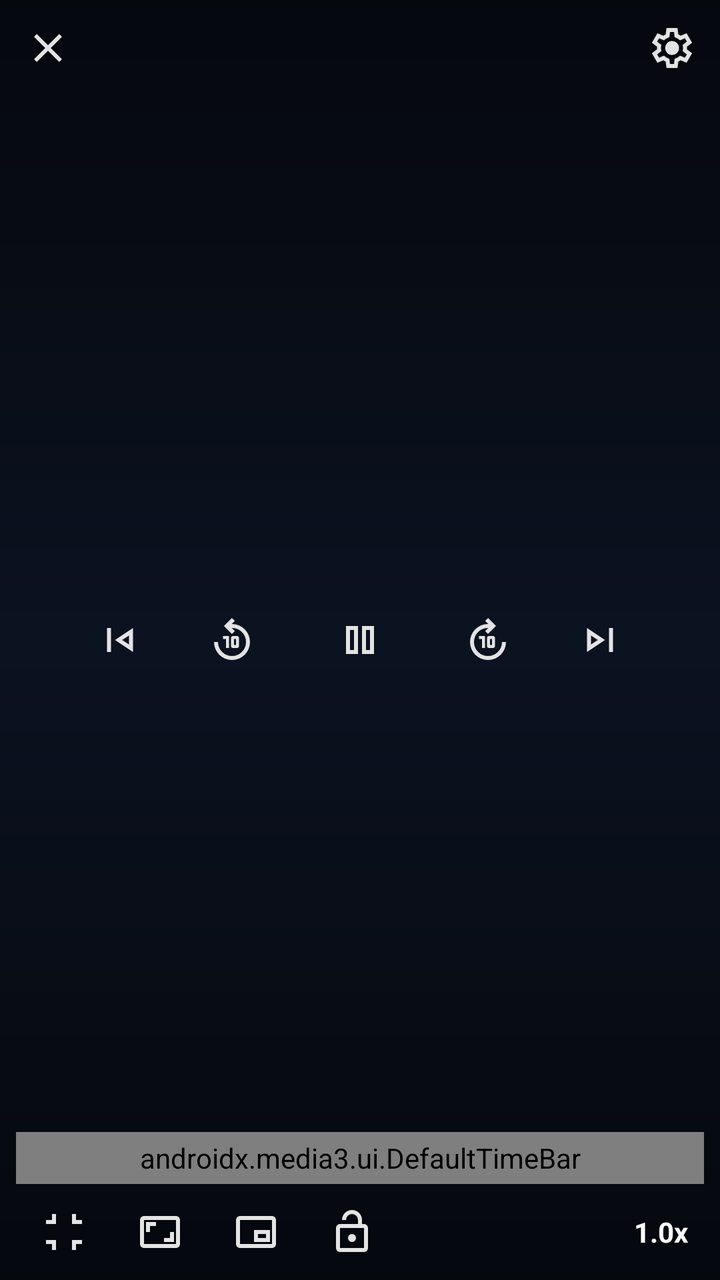
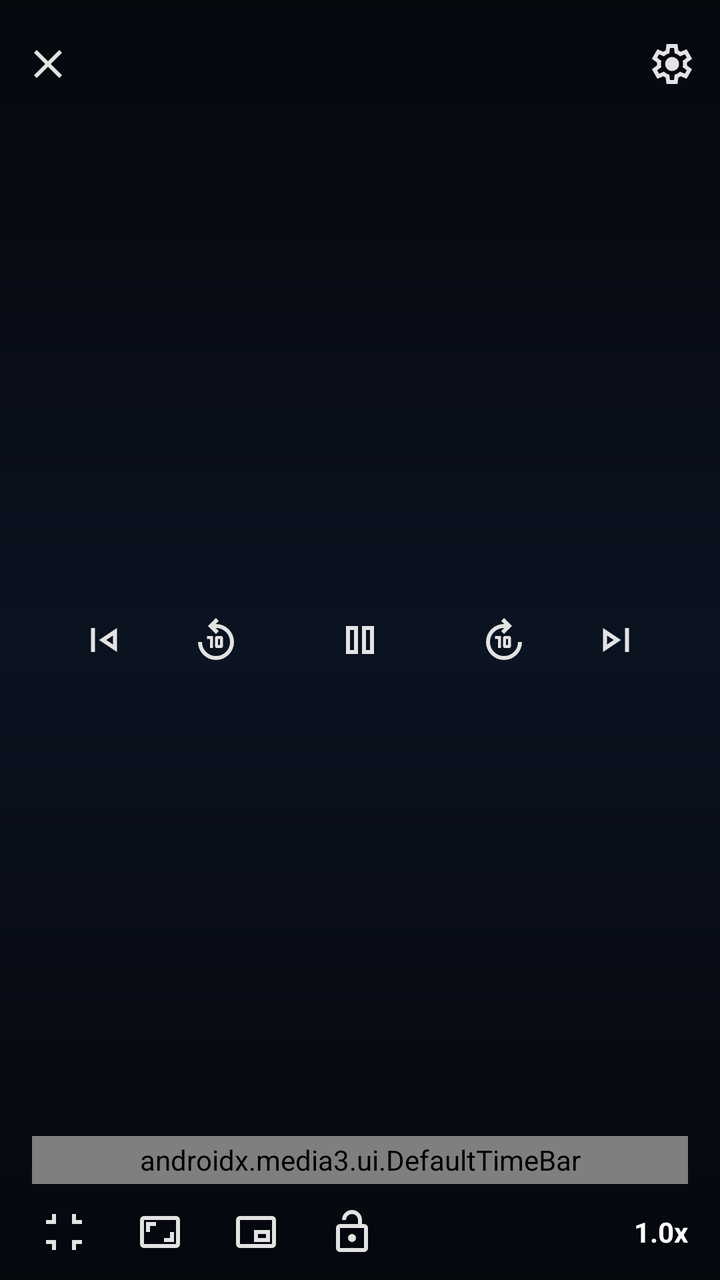

Screens rendered from an Android XML layout before and after an edit, with the pre-edit source and the edit as a unified diff.
<!-- AndroidManifest.xml: application theme Theme.NobiStream -->
<!-- res/layout/exo_player_control_view.xml -->
<?xml version="1.0" encoding="utf-8"?>
<androidx.constraintlayout.widget.ConstraintLayout xmlns:android="http://schemas.android.com/apk/res/android"
    xmlns:app="http://schemas.android.com/apk/res-auto"
    android:layout_width="match_parent"
    android:layout_height="match_parent"
    android:background="@drawable/player_controller_scrim">

    
    <ImageButton
        android:id="@+id/ctrlBack"
        android:layout_width="48dp"
        android:layout_height="48dp"
        android:background="?attr/selectableItemBackgroundBorderless"
        android:contentDescription="@string/player_close"
        android:src="@drawable/ic_close"
        app:layout_constraintStart_toStartOf="parent"
        app:layout_constraintTop_toTopOf="parent" />

    <TextView
        android:id="@+id/ctrlTitle"
        android:layout_width="0dp"
        android:layout_height="wrap_content"
        android:layout_marginStart="@dimen/spacing_8"
        android:layout_marginEnd="@dimen/spacing_8"
        android:ellipsize="end"
        android:maxLines="1"
        android:textColor="@color/text_primary"
        android:textSize="@dimen/text_body"
        android:textStyle="bold"
        app:layout_constraintBottom_toBottomOf="@id/ctrlBack"
        app:layout_constraintEnd_toStartOf="@id/ctrlOptions"
        app:layout_constraintStart_toEndOf="@id/ctrlBack"
        app:layout_constraintTop_toTopOf="@id/ctrlBack" />

    <ImageButton
        android:id="@+id/ctrlOptions"
        android:layout_width="48dp"
        android:layout_height="48dp"
        android:background="?attr/selectableItemBackgroundBorderless"
        android:contentDescription="@string/player_options"
        android:src="@drawable/ic_settings"
        app:layout_constraintEnd_toEndOf="parent"
        app:layout_constraintTop_toTopOf="parent" />

    
    <ImageButton
        android:id="@+id/ctrlPrev"
        android:layout_width="56dp"
        android:layout_height="56dp"
        android:background="?attr/selectableItemBackgroundBorderless"
        android:contentDescription="@string/player_previous"
        android:src="@drawable/ic_skip_previous"
        app:layout_constraintBottom_toBottomOf="parent"
        app:layout_constraintEnd_toStartOf="@id/ctrlRew"
        app:layout_constraintHorizontal_chainStyle="packed"
        app:layout_constraintStart_toStartOf="parent"
        app:layout_constraintTop_toTopOf="parent" />

    <ImageButton
        android:id="@+id/ctrlRew"
        android:layout_width="56dp"
        android:layout_height="56dp"
        android:background="?attr/selectableItemBackgroundBorderless"
        android:contentDescription="@string/player_rewind_10"
        android:src="@drawable/ic_replay_10"
        app:layout_constraintBottom_toBottomOf="parent"
        app:layout_constraintEnd_toStartOf="@id/ctrlPlayPause"
        app:layout_constraintStart_toEndOf="@id/ctrlPrev"
        app:layout_constraintTop_toTopOf="parent" />

    <ImageButton
        android:id="@+id/ctrlPlayPause"
        android:layout_width="72dp"
        android:layout_height="72dp"
        android:background="?attr/selectableItemBackgroundBorderless"
        android:contentDescription="@string/player_play_pause"
        android:src="@drawable/ic_pause"
        app:layout_constraintBottom_toBottomOf="parent"
        app:layout_constraintEnd_toStartOf="@id/ctrlFfwd"
        app:layout_constraintStart_toEndOf="@id/ctrlRew"
        app:layout_constraintTop_toTopOf="parent" />

    <ImageButton
        android:id="@+id/ctrlFfwd"
        android:layout_width="56dp"
        android:layout_height="56dp"
        android:background="?attr/selectableItemBackgroundBorderless"
        android:contentDescription="@string/player_forward_10"
        android:src="@drawable/ic_forward_10"
        app:layout_constraintBottom_toBottomOf="parent"
        app:layout_constraintEnd_toStartOf="@id/ctrlNext"
        app:layout_constraintStart_toEndOf="@id/ctrlPlayPause"
        app:layout_constraintTop_toTopOf="parent" />

    <ImageButton
        android:id="@+id/ctrlNext"
        android:layout_width="56dp"
        android:layout_height="56dp"
        android:background="?attr/selectableItemBackgroundBorderless"
        android:contentDescription="@string/player_next"
        android:src="@drawable/ic_skip_next"
        app:layout_constraintBottom_toBottomOf="parent"
        app:layout_constraintEnd_toEndOf="parent"
        app:layout_constraintStart_toEndOf="@id/ctrlFfwd"
        app:layout_constraintTop_toTopOf="parent" />

    
    <TextView
        android:id="@id/exo_position"
        android:layout_width="wrap_content"
        android:layout_height="wrap_content"
        android:layout_marginStart="@dimen/spacing_16"
        android:textColor="@color/text_primary"
        android:textSize="@dimen/text_caption"
        app:layout_constraintBottom_toTopOf="@id/exo_progress"
        app:layout_constraintStart_toStartOf="parent" />

    <TextView
        android:id="@id/exo_duration"
        android:layout_width="wrap_content"
        android:layout_height="wrap_content"
        android:layout_marginEnd="@dimen/spacing_16"
        android:textColor="@color/text_primary"
        android:textSize="@dimen/text_caption"
        app:layout_constraintBottom_toTopOf="@id/exo_progress"
        app:layout_constraintEnd_toEndOf="parent" />

    <androidx.media3.ui.DefaultTimeBar
        android:id="@id/exo_progress"
        android:layout_width="0dp"
        android:layout_height="26dp"
        android:layout_marginStart="@dimen/spacing_8"
        android:layout_marginEnd="@dimen/spacing_8"
        app:buffered_color="@color/text_disabled"
        app:played_color="@color/primary"
        app:scrubber_color="@color/primary"
        app:unplayed_color="@color/outline"
        app:layout_constraintBottom_toTopOf="@id/ctrlBottomRow"
        app:layout_constraintEnd_toEndOf="parent"
        app:layout_constraintStart_toStartOf="parent" />

    
    <LinearLayout
        android:id="@+id/ctrlBottomRow"
        android:layout_width="match_parent"
        android:layout_height="wrap_content"
        android:gravity="center_vertical"
        android:orientation="horizontal"
        android:paddingStart="@dimen/spacing_8"
        android:paddingEnd="@dimen/spacing_8"
        app:layout_constraintBottom_toBottomOf="parent"
        app:layout_constraintEnd_toEndOf="parent"
        app:layout_constraintStart_toStartOf="parent">

        <ImageButton
            android:id="@+id/ctrlFullscreen"
            android:layout_width="48dp"
            android:layout_height="48dp"
            android:background="?attr/selectableItemBackgroundBorderless"
            android:contentDescription="@string/player_fullscreen"
            android:src="@drawable/ic_fullscreen_exit" />

        <ImageButton
            android:id="@+id/ctrlAspect"
            android:layout_width="48dp"
            android:layout_height="48dp"
            android:background="?attr/selectableItemBackgroundBorderless"
            android:contentDescription="@string/player_aspect_ratio"
            android:src="@drawable/ic_aspect_ratio" />

        <ImageButton
            android:id="@+id/ctrlPip"
            android:layout_width="48dp"
            android:layout_height="48dp"
            android:background="?attr/selectableItemBackgroundBorderless"
            android:contentDescription="@string/player_pip"
            android:src="@drawable/ic_pip" />

        <ImageButton
            android:id="@+id/ctrlLock"
            android:layout_width="48dp"
            android:layout_height="48dp"
            android:background="?attr/selectableItemBackgroundBorderless"
            android:contentDescription="@string/player_lock"
            android:src="@drawable/ic_lock_open" />

        <View
            android:layout_width="0dp"
            android:layout_height="1dp"
            android:layout_weight="1" />

        <TextView
            android:id="@+id/ctrlSpeedLabel"
            android:layout_width="wrap_content"
            android:layout_height="wrap_content"
            android:padding="@dimen/spacing_8"
            android:text="1.0x"
            android:textColor="@color/text_primary"
            android:textSize="@dimen/text_body"
            android:textStyle="bold" />
    </LinearLayout>

</androidx.constraintlayout.widget.ConstraintLayout>
<!-- resources referenced by this layout -->
<resources>
  <color name="outline">#2E3D57</color>
  <color name="primary">#229ED9</color>
  <color name="text_disabled">#5B6B80</color>
  <dimen name="spacing_16">16dp</dimen>
  <dimen name="spacing_8">8dp</dimen>
  <dimen name="text_body">14sp</dimen>
  <dimen name="text_caption">12sp</dimen>
  <style name="Theme.NobiStream" parent="Theme.Material3.DayNight.NoActionBar">
          <item name="colorPrimary">@color/primary</item>
          <item name="colorPrimaryVariant">@color/primary_dark</item>
          <item name="colorOnPrimary">@color/text_primary</item>
          <item name="android:colorBackground">@color/background</item>
          <item name="colorSurface">@color/surface</item>
          <item name="colorOnSurface">@color/text_primary</item>
          <item name="colorError">@color/error</item>
          <item name="android:textColorPrimary">@color/text_primary</item>
          <item name="android:textColorSecondary">@color/text_secondary</item>
          <item name="android:windowAnimationStyle">@style/Theme.NobiStream.ActivityTransitions</item>
      </style>
  <color name="background">#0B1220</color>
  <color name="surface">#131C2E</color>
  <color name="error">#E5484D</color>
  <!-- unchanged entries left out for length: 27 -->
</resources>

<!-- the commit's change to res/layout/exo_player_control_view.xml (unified diff, before → after) -->
@@ -8,8 +8,9 @@
     
     <ImageButton
         android:id="@+id/ctrlBack"
-        android:layout_width="48dp"
-        android:layout_height="48dp"
+        android:layout_width="@dimen/icon_button_size"
+        android:layout_height="@dimen/icon_button_size"
+        android:layout_marginTop="@dimen/spacing_8"
         android:background="?attr/selectableItemBackgroundBorderless"
         android:contentDescription="@string/player_close"
         android:src="@drawable/ic_close"
@@ -34,8 +35,9 @@
 
     <ImageButton
         android:id="@+id/ctrlOptions"
-        android:layout_width="48dp"
-        android:layout_height="48dp"
+        android:layout_width="@dimen/icon_button_size"
+        android:layout_height="@dimen/icon_button_size"
+        android:layout_marginTop="@dimen/spacing_8"
         android:background="?attr/selectableItemBackgroundBorderless"
         android:contentDescription="@string/player_options"
         android:src="@drawable/ic_settings"
@@ -45,10 +47,11 @@
     
     <ImageButton
         android:id="@+id/ctrlPrev"
-        android:layout_width="56dp"
-        android:layout_height="56dp"
+        android:layout_width="@dimen/player_control_size"
+        android:layout_height="@dimen/player_control_size"
         android:background="?attr/selectableItemBackgroundBorderless"
         android:contentDescription="@string/player_previous"
+        android:padding="@dimen/spacing_8"
         android:src="@drawable/ic_skip_previous"
         app:layout_constraintBottom_toBottomOf="parent"
         app:layout_constraintEnd_toStartOf="@id/ctrlRew"
@@ -58,10 +61,13 @@
 
     <ImageButton
         android:id="@+id/ctrlRew"
-        android:layout_width="56dp"
-        android:layout_height="56dp"
+        android:layout_width="@dimen/player_control_size"
+        android:layout_height="@dimen/player_control_size"
+        android:layout_marginStart="@dimen/spacing_8"
+        android:layout_marginEnd="@dimen/spacing_8"
         android:background="?attr/selectableItemBackgroundBorderless"
         android:contentDescription="@string/player_rewind_10"
+        android:padding="@dimen/spacing_8"
         android:src="@drawable/ic_replay_10"
         app:layout_constraintBottom_toBottomOf="parent"
         app:layout_constraintEnd_toStartOf="@id/ctrlPlayPause"
@@ -70,10 +76,13 @@
 
     <ImageButton
         android:id="@+id/ctrlPlayPause"
-        android:layout_width="72dp"
-        android:layout_height="72dp"
+        android:layout_width="@dimen/player_play_size"
+        android:layout_height="@dimen/player_play_size"
+        android:layout_marginStart="@dimen/spacing_8"
+        android:layout_marginEnd="@dimen/spacing_8"
         android:background="?attr/selectableItemBackgroundBorderless"
         android:contentDescription="@string/player_play_pause"
+        android:padding="@dimen/spacing_8"
         android:src="@drawable/ic_pause"
         app:layout_constraintBottom_toBottomOf="parent"
         app:layout_constraintEnd_toStartOf="@id/ctrlFfwd"
@@ -82,10 +91,13 @@
 
     <ImageButton
         android:id="@+id/ctrlFfwd"
-        android:layout_width="56dp"
-        android:layout_height="56dp"
+        android:layout_width="@dimen/player_control_size"
+        android:layout_height="@dimen/player_control_size"
+        android:layout_marginStart="@dimen/spacing_8"
+        android:layout_marginEnd="@dimen/spacing_8"
         android:background="?attr/selectableItemBackgroundBorderless"
         android:contentDescription="@string/player_forward_10"
+        android:padding="@dimen/spacing_8"
         android:src="@drawable/ic_forward_10"
         app:layout_constraintBottom_toBottomOf="parent"
         app:layout_constraintEnd_toStartOf="@id/ctrlNext"
@@ -94,10 +106,11 @@
 
     <ImageButton
         android:id="@+id/ctrlNext"
-        android:layout_width="56dp"
-        android:layout_height="56dp"
+        android:layout_width="@dimen/player_control_size"
+        android:layout_height="@dimen/player_control_size"
         android:background="?attr/selectableItemBackgroundBorderless"
         android:contentDescription="@string/player_next"
+        android:padding="@dimen/spacing_8"
         android:src="@drawable/ic_skip_next"
         app:layout_constraintBottom_toBottomOf="parent"
         app:layout_constraintEnd_toEndOf="parent"
@@ -128,12 +141,15 @@
     <androidx.media3.ui.DefaultTimeBar
         android:id="@id/exo_progress"
         android:layout_width="0dp"
-        android:layout_height="26dp"
-        android:layout_marginStart="@dimen/spacing_8"
-        android:layout_marginEnd="@dimen/spacing_8"
-        app:buffered_color="@color/text_disabled"
+        android:layout_height="@dimen/player_timebar_height"
+        android:layout_marginStart="@dimen/spacing_16"
+        android:layout_marginEnd="@dimen/spacing_16"
+        app:bar_height="3dp"
+        app:buffered_color="@color/progress_buffered"
         app:played_color="@color/primary"
         app:scrubber_color="@color/primary"
+        app:scrubber_enabled_size="12dp"
+        app:touch_target_height="24dp"
         app:unplayed_color="@color/outline"
         app:layout_constraintBottom_toTopOf="@id/ctrlBottomRow"
         app:layout_constraintEnd_toEndOf="parent"
@@ -154,32 +170,32 @@
 
         <ImageButton
             android:id="@+id/ctrlFullscreen"
-            android:layout_width="48dp"
-            android:layout_height="48dp"
+            android:layout_width="@dimen/icon_button_size"
+            android:layout_height="@dimen/icon_button_size"
             android:background="?attr/selectableItemBackgroundBorderless"
             android:contentDescription="@string/player_fullscreen"
             android:src="@drawable/ic_fullscreen_exit" />
 
         <ImageButton
             android:id="@+id/ctrlAspect"
-            android:layout_width="48dp"
-            android:layout_height="48dp"
+            android:layout_width="@dimen/icon_button_size"
+            android:layout_height="@dimen/icon_button_size"
             android:background="?attr/selectableItemBackgroundBorderless"
             android:contentDescription="@string/player_aspect_ratio"
             android:src="@drawable/ic_aspect_ratio" />
 
         <ImageButton
             android:id="@+id/ctrlPip"
-            android:layout_width="48dp"
-            android:layout_height="48dp"
+            android:layout_width="@dimen/icon_button_size"
+            android:layout_height="@dimen/icon_button_size"
             android:background="?attr/selectableItemBackgroundBorderless"
             android:contentDescription="@string/player_pip"
             android:src="@drawable/ic_pip" />
 
         <ImageButton
             android:id="@+id/ctrlLock"
-            android:layout_width="48dp"
-            android:layout_height="48dp"
+            android:layout_width="@dimen/icon_button_size"
+            android:layout_height="@dimen/icon_button_size"
             android:background="?attr/selectableItemBackgroundBorderless"
             android:contentDescription="@string/player_lock"
             android:src="@drawable/ic_lock_open" />
@@ -190,9 +206,18 @@
             android:layout_weight="1" />
 
         <TextView
+            android:id="@+id/ctrlCounter"
+            android:layout_width="wrap_content"
+            android:layout_height="wrap_content"
+            android:padding="@dimen/spacing_8"
+            android:textColor="@color/text_secondary"
+            android:textSize="@dimen/text_caption" />
+
+        <TextView
             android:id="@+id/ctrlSpeedLabel"
             android:layout_width="wrap_content"
             android:layout_height="wrap_content"
+            android:background="?attr/selectableItemBackground"
             android:padding="@dimen/spacing_8"
             android:text="1.0x"
             android:textColor="@color/text_primary"
<!-- resource entries referenced after the edit -->
@@ -2,7 +2,11 @@
 <resources>
   <color name="outline">#2E3D57</color>
   <color name="primary">#229ED9</color>
-  <color name="text_disabled">#5B6B80</color>
+  <color name="progress_buffered">#5B6B80</color>
+  <dimen name="icon_button_size">48dp</dimen>
+  <dimen name="player_control_size">48dp</dimen>
+  <dimen name="player_play_size">64dp</dimen>
+  <dimen name="player_timebar_height">24dp</dimen>
   <dimen name="spacing_16">16dp</dimen>
   <dimen name="spacing_8">8dp</dimen>
   <dimen name="text_body">14sp</dimen>
@@ -11,17 +15,59 @@
           <item name="colorPrimary">@color/primary</item>
           <item name="colorPrimaryVariant">@color/primary_dark</item>
           <item name="colorOnPrimary">@color/text_primary</item>
+          <item name="colorSecondary">@color/primary</item>
           <item name="android:colorBackground">@color/background</item>
           <item name="colorSurface">@color/surface</item>
+          <item name="colorSurfaceVariant">@color/surface_variant</item>
           <item name="colorOnSurface">@color/text_primary</item>
+          <item name="colorOnSurfaceVariant">@color/on_surface_variant</item>
           <item name="colorError">@color/error</item>
+          <item name="colorOnError">@color/on_error</item>
           <item name="android:textColorPrimary">@color/text_primary</item>
           <item name="android:textColorSecondary">@color/text_secondary</item>
+          <item name="android:windowLightStatusBar">false</item>
+          <item name="android:windowLightNavigationBar">false</item>
+          <item name="materialAlertDialogTheme">@style/Widget.NobiStream.Dialog</item>
+          <item name="bottomSheetDialogTheme">@style/Theme.NobiStream.BottomSheetDialog</item>
           <item name="android:windowAnimationStyle">@style/Theme.NobiStream.ActivityTransitions</item>
       </style>
   <color name="background">#0B1220</color>
   <color name="surface">#131C2E</color>
+  <color name="surface_variant">#1B2740</color>
+  <color name="on_surface_variant">#C4D0E0</color>
   <color name="error">#E5484D</color>
+  <color name="on_error">#FFFFFF</color>
+  <style name="Widget.NobiStream.Dialog" parent="ThemeOverlay.Material3.MaterialAlertDialog">
+          <item name="shapeAppearance">@style/Shape.NobiStream.Dialog</item>
+          <item name="buttonBarPositiveButtonStyle">@style/Widget.NobiStream.Button.Text</item>
+          <item name="buttonBarNegativeButtonStyle">@style/Widget.NobiStream.Button.Text</item>
+          <item name="buttonBarNeutralButtonStyle">@style/Widget.NobiStream.Button.Text</item>
+      </style>
+  <style name="Theme.NobiStream.BottomSheetDialog" parent="ThemeOverlay.Material3.BottomSheetDialog">
+          <item name="bottomSheetStyle">@style/Widget.NobiStream.BottomSheet</item>
+      </style>
+  <style name="Shape.NobiStream.Dialog" parent="ShapeAppearance.Material3.MediumComponent">
+          <item name="cornerFamily">rounded</item>
+          <item name="cornerSize">@dimen/corner_dialog</item>
+      </style>
+  <style name="Widget.NobiStream.Button.Text" parent="Widget.Material3.Button.TextButton">
+          <item name="android:minHeight">@dimen/button_height_small</item>
+          <item name="android:textColor">@color/primary</item>
+      </style>
+  <style name="Widget.NobiStream.BottomSheet" parent="Widget.Material3.BottomSheet">
+          <item name="backgroundTint">@color/surface</item>
+          <item name="shapeAppearance">@style/Shape.NobiStream.BottomSheet</item>
+      </style>
+  <dimen name="corner_dialog">24dp</dimen>
+  <dimen name="button_height_small">48dp</dimen>
+  <style name="Shape.NobiStream.BottomSheet" parent="ShapeAppearance.Material3.LargeComponent">
+          <item name="cornerFamily">rounded</item>
+          <item name="cornerSizeTopLeft">@dimen/corner_sheet</item>
+          <item name="cornerSizeTopRight">@dimen/corner_sheet</item>
+          <item name="cornerSizeBottomLeft">0dp</item>
+          <item name="cornerSizeBottomRight">0dp</item>
+      </style>
+  <dimen name="corner_sheet">24dp</dimen>
   <!-- unchanged entries left out for length: 27 -->
 </resources>
 
